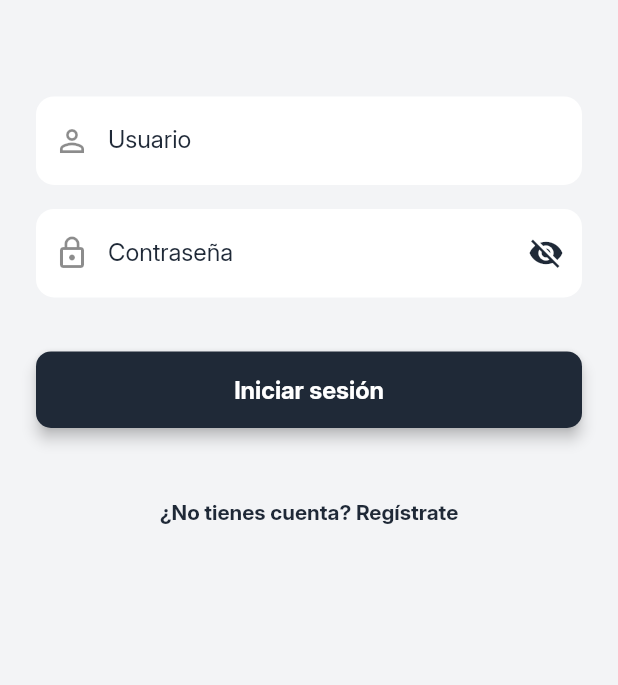
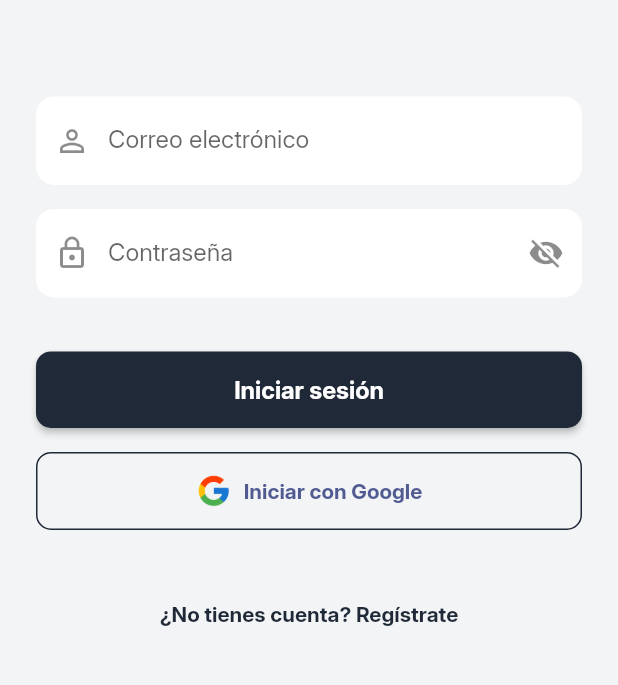
Before and after one commit to IsaacPater31/guardian, a Flutter app: the screen it shows after launch, on a phone screen of 412 x 824 dp, the part 364-1049 px from its top. Run offline on Flutter 3.47's test engine with Material 3 defaults, Android fonts, the phone set to English and light mode, and no system bars; our stand-ins replace firebase_auth, firebase_core, google_sign_in; accounts and stored records are empty.

Commit message:
✨ Firebase integration with the Guardian project - Firebase Auth and Google Sign-In successfully integrated. - Stable and compatible dependencies were added. - Google login button was implemented. - Authentication tested successfully in debug mode.

```diff
--- a/lib/main.dart
+++ b/lib/main.dart
@@ -1,7 +1,10 @@
 import 'package:flutter/material.dart';
+import 'package:firebase_core/firebase_core.dart';
 import 'package:guardian/views/login_view.dart';
 
-void main() {
+void main() async {
+  WidgetsFlutterBinding.ensureInitialized();
+  await Firebase.initializeApp(); // Inicializa Firebase
   runApp(const MyApp());
 }
 
--- a/lib/views/login_view.dart
+++ b/lib/views/login_view.dart
@@ -1,4 +1,5 @@
 import 'package:flutter/material.dart';
+import 'package:guardian/controllers/login_controller.dart';
 
 class LoginView extends StatefulWidget {
   const LoginView({super.key});
@@ -10,13 +11,53 @@ class LoginView extends StatefulWidget {
 class _LoginViewState extends State<LoginView> {
   final TextEditingController _usernameController = TextEditingController();
   final TextEditingController _passwordController = TextEditingController();
+  final LoginController _loginController = LoginController();
+
   bool _obscurePassword = true;
+  bool _isLoading = false;
 
   @override
   void dispose() {
     _usernameController.dispose();
     _passwordController.dispose();
     super.dispose();
+  }
+
+  Future<void> _handleEmailLogin() async {
+    setState(() => _isLoading = true);
+
+    final email = _usernameController.text.trim();
+    final password = _passwordController.text.trim();
+
+    final error = await _loginController.signInWithEmail(email, password);
+
+    setState(() => _isLoading = false);
+
+    if (error == null) {
+      ScaffoldMessenger.of(context).showSnackBar(
+        const SnackBar(content: Text('Inicio de sesión exitoso')),
+      );
+      // TODO: redirigir a la pantalla principal
+    } else {
+      ScaffoldMessenger.of(context).showSnackBar(
+        SnackBar(content: Text(error)),
+      );
+    }
+  }
+
+  Future<void> _handleGoogleLogin() async {
+    final error = await _loginController.signInWithGoogle();
+
+    if (error == null) {
+      ScaffoldMessenger.of(context).showSnackBar(
+        const SnackBar(content: Text('Inicio con Google exitoso')),
+      );
+      // TODO: redirigir a la pantalla principal
+    } else {
+      ScaffoldMessenger.of(context).showSnackBar(
+        SnackBar(content: Text(error)),
+      );
+    }
   }
 
   @override
@@ -29,12 +70,11 @@ class _LoginViewState extends State<LoginView> {
         child: SingleChildScrollView(
           padding: EdgeInsets.symmetric(
             horizontal: 24,
-            vertical: mediaQuery.size.height * 0.08, // 🔽 Baja el contenido
+            vertical: mediaQuery.size.height * 0.08,
           ),
           child: Column(
             crossAxisAlignment: CrossAxisAlignment.center,
             children: [
-              // Título más impactante
               const Text(
                 'Bienvenido a',
                 style: TextStyle(
@@ -44,21 +84,17 @@ class _LoginViewState extends State<LoginView> {
                 ),
               ),
               const SizedBox(height: 8),
-
-              // Logo
               Image.asset(
                 'assets/images/guardian_logo.png',
                 width: 140,
               ),
-              const SizedBox(height: 64), // Buen espaciado antes del formulario
+              const SizedBox(height: 64),
 
-              // Campo usuario
+              // Usuario
               TextField(
                 controller: _usernameController,
-                style: const TextStyle(color: Color(0xFF1F2937)),
                 decoration: InputDecoration(
-                  labelText: 'Usuario',
-                  labelStyle: const TextStyle(color: Color(0xFF1F2937)),
+                  labelText: 'Correo electrónico',
                   prefixIcon: const Icon(Icons.person_outline),
                   filled: true,
                   fillColor: Colors.white,
@@ -70,19 +106,16 @@ class _LoginViewState extends State<LoginView> {
               ),
               const SizedBox(height: 16),
 
-              // Campo contraseña
+              // Contraseña
               TextField(
                 controller: _passwordController,
                 obscureText: _obscurePassword,
-                style: const TextStyle(color: Color(0xFF1F2937)),
                 decoration: InputDecoration(
                   labelText: 'Contraseña',
-                  labelStyle: const TextStyle(color: Color(0xFF1F2937)),
                   prefixIcon: const Icon(Icons.lock_outline),
                   suffixIcon: IconButton(
                     icon: Icon(
                       _obscurePassword ? Icons.visibility_off : Icons.visibility,
-                      color: const Color(0xFF1F2937),
                     ),
                     onPressed: () {
                       setState(() {
@@ -104,30 +137,48 @@ class _LoginViewState extends State<LoginView> {
               SizedBox(
                 width: double.infinity,
                 child: ElevatedButton(
-                  onPressed: () {
-                    final username = _usernameController.text.trim();
-                    final password = _passwordController.text;
-
-                    ScaffoldMessenger.of(context).showSnackBar(
-                      SnackBar(content: Text('Usuario: $username\nContraseña: $password')),
-                    );
-                  },
+                  onPressed: _isLoading ? null : _handleEmailLogin,
                   style: ElevatedButton.styleFrom(
                     backgroundColor: const Color(0xFF1F2937),
                     padding: const EdgeInsets.symmetric(vertical: 16),
                     shape: RoundedRectangleBorder(
                       borderRadius: BorderRadius.circular(10),
                     ),
-                    elevation: 4,
                   ),
-                  child: const Text(
-                    'Iniciar sesión',
-                    style: TextStyle(
-                      fontSize: 16,
-                      color: Colors.white,
-                      fontWeight: FontWeight.w600,
+                  child: _isLoading
+                      ? const CircularProgressIndicator(color: Colors.white)
+                      : const Text(
+                          'Iniciar sesión',
+                          style: TextStyle(
+                            fontSize: 16,
+                            color: Colors.white,
+                            fontWeight: FontWeight.w600,
+                          ),
+                        ),
+                ),
+              ),
+              const SizedBox(height: 16),
+
+              // Botón Google
+              SizedBox(
+                width: double.infinity,
+                child: OutlinedButton.icon(
+                  icon: Image.asset(
+                    'assets/images/google_icon.png', // Asegúrate de tenerlo
+                    height: 24,
+                  ),
+                  label: const Text(
+                    'Iniciar con Google',
+                    style: TextStyle(fontWeight: FontWeight.w600),
+                  ),
+                  style: OutlinedButton.styleFrom(
+                    padding: const EdgeInsets.symmetric(vertical: 14),
+                    side: const BorderSide(color: Color(0xFF1F2937)),
+                    shape: RoundedRectangleBorder(
+                      borderRadius: BorderRadius.circular(10),
                     ),
                   ),
+                  onPressed: _handleGoogleLogin,
                 ),
               ),
               const SizedBox(height: 32),
--- a/pubspec.yaml
+++ b/pubspec.yaml
@@ -11,6 +11,10 @@ dependencies:
   flutter:
     sdk: flutter
   cupertino_icons: ^1.0.8
+  firebase_core: ^3.14.0
+  firebase_auth: ^5.6.0
+  google_sign_in: ^6.1.4
+
 
 dev_dependencies:
   flutter_test:
@@ -22,6 +26,7 @@ flutter:
 
   assets:
     - assets/images/guardian_logo.png
+    - assets/images/google_icon.png
 
   fonts:
     - family: Inter
```
Also changed, not shown: lib/controllers/login_controller.dart (added, +66 -0 lines), assets/images/google_icon.png (added), pubspec.lock, 6 other files.
